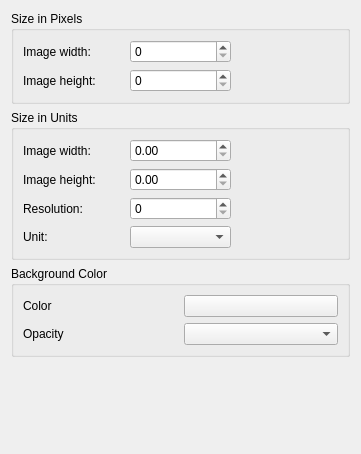
Before: the Qt Designer form filters/karbon/image/ImageExportOptionsWidget.ui in KDE/calligra, drawn with Qt 5.
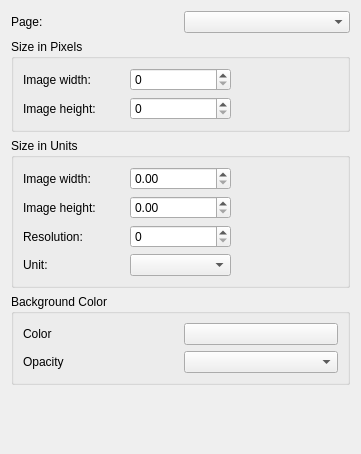
After: the same form once the commit is applied. Custom widgets are drawn as their Qt base class.

Commit message:
Karbon image filter: Add multipage support
Summary: Adds ability to select page in the options dialog

Test Plan: Export to png and jpeg from page > 1.

Reviewers: anthonyfieroni

Reviewed By: anthonyfieroni

Subscribers: Calligra-Devel-list

Tags: #calligra:_3.0

```diff
--- a/filters/karbon/image/ImageExportOptionsWidget.ui
+++ b/filters/karbon/image/ImageExportOptionsWidget.ui
@@ -10,8 +10,25 @@
     <height>454</height>
    </rect>
   </property>
-  <layout class="QGridLayout" name="gridLayout_4">
-   <item row="0" column="0">
+  <layout class="QVBoxLayout" name="verticalLayout">
+   <item>
+    <layout class="QHBoxLayout" name="horizontalLayout">
+     <item>
+      <widget class="QLabel" name="m_pageLabel">
+       <property name="text">
+        <string>Page:</string>
+       </property>
+       <property name="wordWrap">
+        <bool>false</bool>
+       </property>
+      </widget>
+     </item>
+     <item>
+      <widget class="QComboBox" name="pageCombo"/>
+     </item>
+    </layout>
+   </item>
+   <item>
     <widget class="QGroupBox" name="groupBox">
      <property name="title">
       <string>Size in Pixels</string>
@@ -46,7 +63,7 @@
      </layout>
     </widget>
    </item>
-   <item row="1" column="0">
+   <item>
     <widget class="QGroupBox" name="groupBox_2">
      <property name="title">
       <string>Size in Units</string>
@@ -101,7 +118,7 @@
      </layout>
     </widget>
    </item>
-   <item row="2" column="0">
+   <item>
     <widget class="QGroupBox" name="groupBox_3">
      <property name="title">
       <string>Background Color</string>
@@ -133,7 +150,7 @@
      </layout>
     </widget>
    </item>
-   <item row="3" column="0">
+   <item>
     <spacer name="verticalSpacer">
      <property name="orientation">
       <enum>Qt::Vertical</enum>
```
The commit also changes 3 other files.
